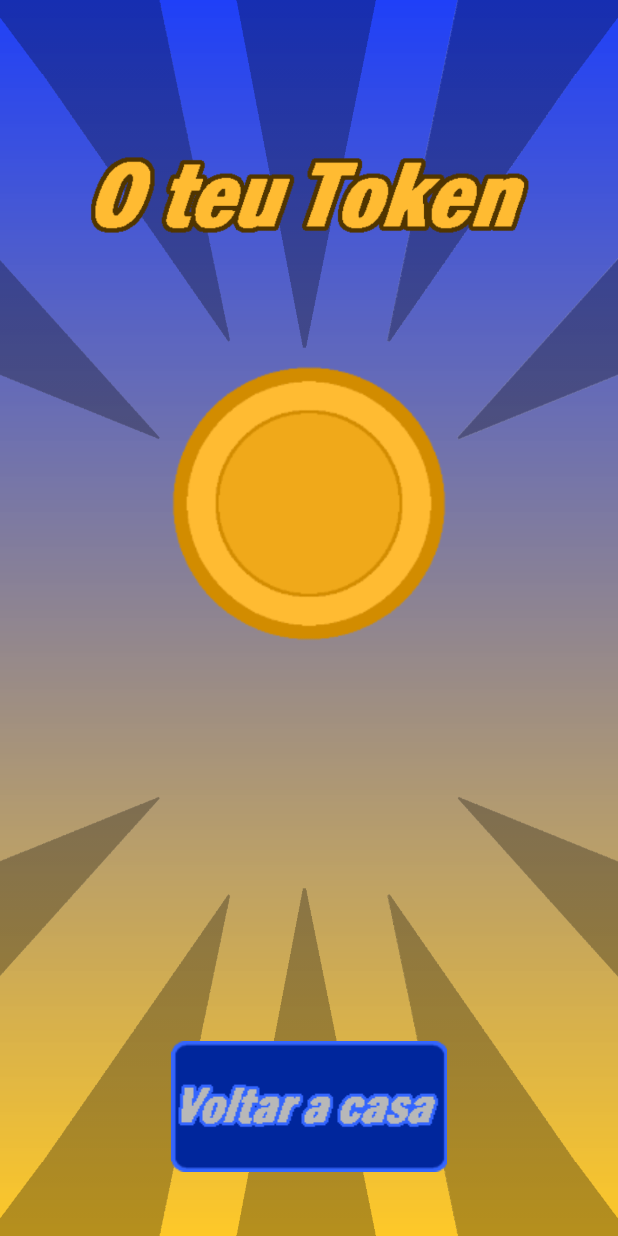
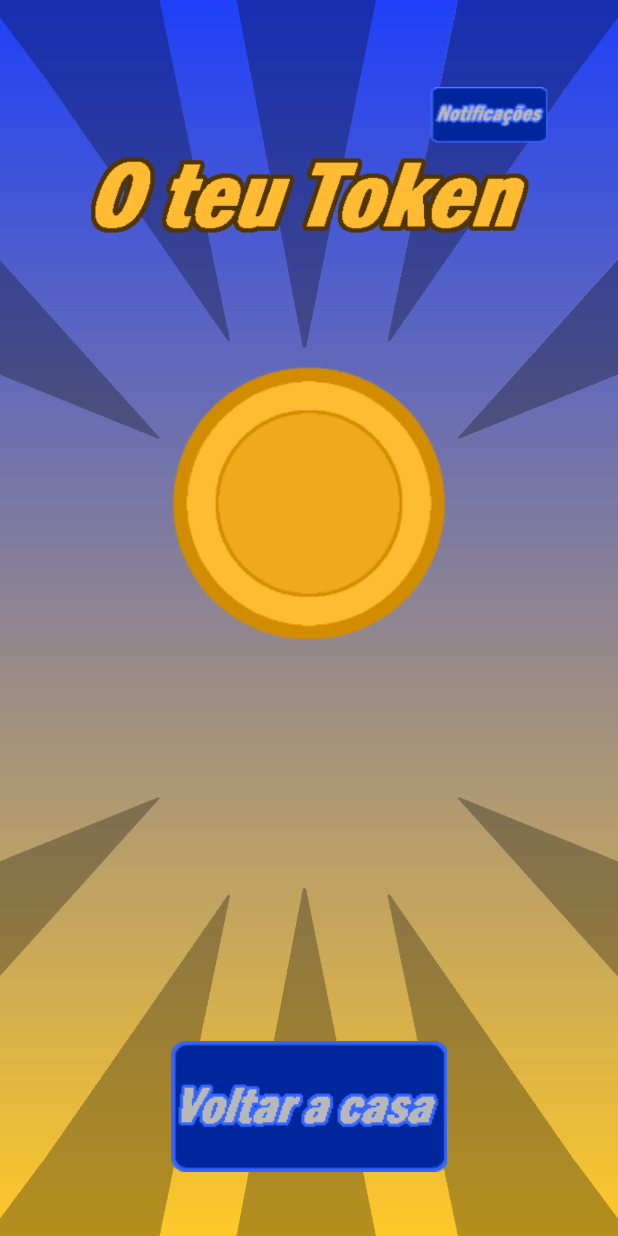
Before and after one commit to yoguimachine/ProjetoPDM, an Android app: the MainActivity4 screen opened directly, with no data from a screen before it, on a phone screen of 412 x 824 dp. Run offline under Robolectric (Android 15) with nearby library versions, the phone set to English and light mode, and no system bars.

Commit message:
this gettin beautiful

```diff
--- a/levaMeContigoV2/app/src/main/java/pmd/di/ubi/pt/levamecontigov2/MainActivity4.java
+++ b/levaMeContigoV2/app/src/main/java/pmd/di/ubi/pt/levamecontigov2/MainActivity4.java
@@ -2,15 +2,22 @@ package pmd.di.ubi.pt.levamecontigov2;
 
 import android.content.Intent;
 import android.os.Bundle;
+import android.view.MotionEvent;
 import android.view.View;
+import android.view.animation.Animation;
+import android.view.animation.AnimationUtils;
 import android.widget.ImageButton;
+import android.widget.ImageView;
 import android.widget.TextView;
 
 import androidx.appcompat.app.AppCompatActivity;
 
 public class MainActivity4 extends AppCompatActivity {
 
-    ImageButton regressar;
+    ImageButton regressar, stats, notifs;
+    Animation anim;
+    ImageView mytoken;
+
     @Override
     protected void onCreate(Bundle savedInstanceState) {
         super.onCreate(savedInstanceState);
@@ -18,6 +25,9 @@ public class MainActivity4 extends AppCompatActivity {
 
         TextView nome = findViewById(R.id.nome);
         TextView identificador = findViewById(R.id.id);
+        mytoken=(ImageView)findViewById(R.id.collection);
+        notifs=(ImageButton)findViewById(R.id.notifs);
+        stats=(ImageButton)findViewById(R.id.stats);
 
         Intent token = getIntent();
         String username = token.getStringExtra(MainActivity3.USERNAME);
@@ -25,6 +35,8 @@ public class MainActivity4 extends AppCompatActivity {
 
         nome.setText(username);
         identificador.setText(id);
+
+        anim = AnimationUtils.loadAnimation(this, R.anim.anim3);
 
         regressar=(ImageButton)findViewById(R.id.returnHome);
         regressar.setOnClickListener(new View.OnClickListener() {
@@ -36,5 +48,31 @@ public class MainActivity4 extends AppCompatActivity {
             //TODO Nuno Fonso, pasta de notificoes, Carlos meter as alteracoes nas notificaçoes
         });
 
+        notifs.setOnClickListener(new View.OnClickListener() {
+            @Override
+            public void onClick(View v) {
+                notifs.setImageResource(R.drawable.notifs2);
+            }
+            //TODO Carlos atualizacao do token
+            //TODO Nuno Fonso, pasta de notificoes, Carlos meter as alteracoes nas notificaçoes
+        });
+
+        mytoken.setOnTouchListener(new View.OnTouchListener() {
+            @Override
+            public boolean onTouch(View v, MotionEvent event) {
+                if (event.getAction() == MotionEvent.ACTION_DOWN) {
+                    stats.setVisibility(View.VISIBLE);
+                    stats.startAnimation(anim);
+                }else{}
+                return true;
+            }
+        });
+
+        stats.setOnClickListener(new View.OnClickListener() {
+            @Override
+            public void onClick(View v) {
+                stats.setImageResource(R.drawable.stats2);
+            }
+        });
     }
 }
--- a/levaMeContigoV2/app/src/main/java/pmd/di/ubi/pt/levamecontigov2/MainActivity6.java
+++ b/levaMeContigoV2/app/src/main/java/pmd/di/ubi/pt/levamecontigov2/MainActivity6.java
@@ -40,7 +40,7 @@ public class MainActivity6 extends AppCompatActivity {
         collection15=(ImageView)findViewById(R.id.collection15);
 
         trocar = (ImageButton)findViewById(R.id.trocar);
-            trocar.setVisibility(View.INVISIBLE);
+        trocar.setVisibility(View.INVISIBLE);
 
         anim = AnimationUtils.loadAnimation(this, R.anim.anim3);
         collection.setOnTouchListener(new View.OnTouchListener() {
@@ -239,5 +239,12 @@ public class MainActivity6 extends AppCompatActivity {
             }
         });
 
+        trocar.setOnClickListener(new View.OnClickListener() {
+            @Override
+            public void onClick(View v) {
+                trocar.setImageResource(R.drawable.trocar2);
+            }
+        });
+
     }
 }
--- a/levaMeContigoV2/app/src/main/res/layout/activity_main4.xml
+++ b/levaMeContigoV2/app/src/main/res/layout/activity_main4.xml
@@ -13,6 +13,7 @@
         android:layout_width="185dp"
         android:layout_height="239dp"
         android:src="@drawable/token"
+        android:clickable="true"
         app:layout_constraintBottom_toBottomOf="@+id/view"
         app:layout_constraintEnd_toEndOf="parent"
         app:layout_constraintStart_toStartOf="parent"
@@ -62,6 +63,31 @@
         app:layout_constraintVertical_bias="0.455" />
 
     <ImageButton
+        android:id="@+id/stats"
+        android:layout_width="82dp"
+        android:layout_height="43dp"
+        android:src="@drawable/stats"
+        android:visibility="invisible"
+        app:layout_constraintBottom_toBottomOf="@+id/view"
+        app:layout_constraintEnd_toEndOf="parent"
+        app:layout_constraintHorizontal_bias="0.498"
+        app:layout_constraintStart_toStartOf="parent"
+        app:layout_constraintTop_toTopOf="parent"
+        app:layout_constraintVertical_bias="0.611" />
+
+    <ImageButton
+        android:id="@+id/notifs"
+        android:layout_width="81dp"
+        android:layout_height="48dp"
+        android:src="@drawable/notifs"
+        app:layout_constraintBottom_toBottomOf="@+id/view"
+        app:layout_constraintEnd_toEndOf="parent"
+        app:layout_constraintHorizontal_bias="0.863"
+        app:layout_constraintStart_toStartOf="parent"
+        app:layout_constraintTop_toTopOf="parent"
+        app:layout_constraintVertical_bias="0.067" />
+
+    <ImageButton
         android:id="@+id/returnHome"
         android:layout_width="185dp"
         android:layout_height="87dp"
```
Also changed, not shown: levaMeContigoV2/app/src/main/res/drawable/notifs.png (added), levaMeContigoV2/app/src/main/res/drawable/notifs2.png (added), levaMeContigoV2/app/src/main/res/drawable/stats.png (added), levaMeContigoV2/app/src/main/res/drawable/stats2.png (added).
